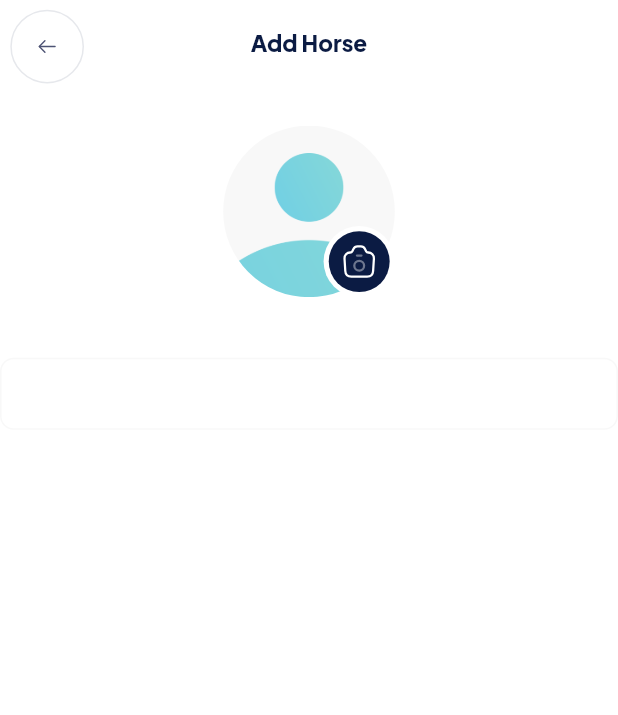
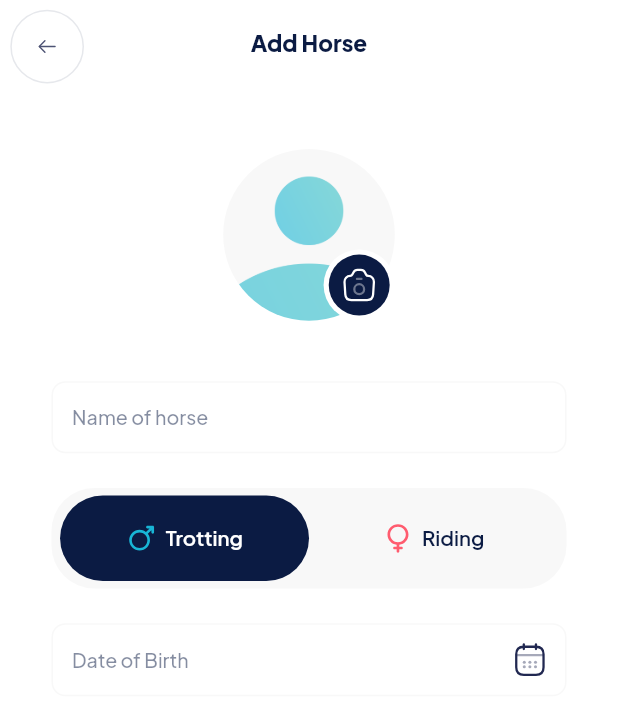
Before and after one commit to Abdulcomsian/horsefit-app, a Flutter app: the AddHorseView screen opened by its route, on a phone screen of 412 x 824 dp. Shown: the top 715 px of the screen. Run offline on Flutter 3.47's test engine with Material 3 defaults, Android fonts, the phone set to English and light mode, and no system bars; our stand-ins replace bloc, cached_network_image, connectivity_plus, dio, flutter_bloc, flutter_native_splash and 9 more; generated files the repository leaves out were written again; network calls fail.

Commit message:
create settings profile info & add devices screen

```diff
--- /dev/null
+++ b/lib/app/view_models/add_horse/add_horse_bloc.dart
@@ -0,0 +1,14 @@
+import 'package:bloc/bloc.dart';
+import 'package:freezed_annotation/freezed_annotation.dart';
+
+part 'add_horse_event.dart';
+part 'add_horse_state.dart';
+part 'add_horse_bloc.freezed.dart';
+
+class AddHorseBloc extends Bloc<AddHorseEvent, AddHorseState> {
+  AddHorseBloc() : super(_Initial()) {
+    on<AddHorseEvent>((event, emit) {
+      // TODO: implement event handler
+    });
+  }
+}
--- /dev/null
+++ b/lib/app/view_models/add_horse/add_horse_event.dart
@@ -0,0 +1,8 @@
+part of 'add_horse_bloc.dart';
+
+@freezed
+class AddHorseEvent with _$AddHorseEvent {
+  const factory AddHorseEvent.activity() = Activity;
+  const factory AddHorseEvent.gender() = Gender;
+  const factory AddHorseEvent.blooded() = Blooded;
+}
--- /dev/null
+++ b/lib/app/view_models/add_horse/add_horse_state.dart
@@ -0,0 +1,6 @@
+part of 'add_horse_bloc.dart';
+
+@freezed
+class AddHorseState with _$AddHorseState {
+  const factory AddHorseState.initial() = _Initial;
+}
--- a/lib/app/view_models/auth_view_models/sign_up/sign_up_bloc.dart
+++ b/lib/app/view_models/auth_view_models/sign_up/sign_up_bloc.dart
@@ -11,6 +11,7 @@ class SignUpBloc extends Bloc<SignUpEvent, SignUpState> {
     on<ToggleGender>(_toggleGender);
     on<SelectUser>(_selectUser);
     on<CreateAccount>(_createAccount);
+    on<ToggleEditProfile>(_toggleEditProfile);
   }
 
   FutureOr<void> _togglePasswordVisibility(
@@ -38,4 +39,9 @@ class SignUpBloc extends Bloc<SignUpEvent, SignUpState> {
     await Future.delayed(const Duration(seconds: 3));
     emit(state.copyWith(status: const SuccessRequestStatus()));
   }
+
+  FutureOr<void> _toggleEditProfile(
+      ToggleEditProfile event, Emitter<SignUpState> emit) {
+    emit(state.copyWith(isEditProfile: !state.isEditProfile));
+  }
 }
--- a/lib/app/view_models/auth_view_models/sign_up/sign_up_event.dart
+++ b/lib/app/view_models/auth_view_models/sign_up/sign_up_event.dart
@@ -11,4 +11,5 @@ class SignUpEvent with _$SignUpEvent {
   const factory SignUpEvent.selectUser({required UserType userType}) =
       SelectUser;
   const factory SignUpEvent.createAccount() = CreateAccount;
+  const factory SignUpEvent.toggleEditProfile() = ToggleEditProfile;
 }
--- a/lib/app/view_models/auth_view_models/sign_up/sign_up_state.dart
+++ b/lib/app/view_models/auth_view_models/sign_up/sign_up_state.dart
@@ -8,5 +8,6 @@ class SignUpState with _$SignUpState {
     @Default(true) bool isConfirmPasswordVisible,
     @Default(Gender.male) Gender gender,
     @Default(UserType.horseTrainer) UserType userType,
+    @Default(false) bool isEditProfile,
   }) = _Initial;
 }
--- a/lib/app/views/auth_views/sign_up/sign_up_view.dart
+++ b/lib/app/views/auth_views/sign_up/sign_up_view.dart
@@ -42,7 +42,7 @@ class _SignUpViewState extends State<SignUpView> {
       appBar: const AppBarWidget(title: 'New User'),
       body: SizedBox.expand(
         child: SingleChildScrollView(
-          padding: EdgeInsets.symmetric(horizontal: 130.ph, vertical: 40.pv),
+          padding: EdgeInsets.symmetric(horizontal: 120.ph, vertical: 40.pv),
           physics: const BouncingScrollPhysics(),
           child: Column(
             children: [
--- a/lib/app/views/components/avatar_widget.dart
+++ b/lib/app/views/components/avatar_widget.dart
@@ -1,7 +1,10 @@
 import '../../../core/constants/exports.dart';
 
 class AvatarWidget extends StatelessWidget {
-  const AvatarWidget({super.key});
+  const AvatarWidget({super.key, bool isShowCameraIcon = true})
+      : _isShowCameraIcon = isShowCameraIcon;
+
+  final bool _isShowCameraIcon;
 
   @override
   Widget build(BuildContext context) {
@@ -18,6 +21,7 @@ class AvatarWidget extends StatelessWidget {
                 ImagesResource.avatarPlaceHolderImg,
               ))),
         ),
+        if (_isShowCameraIcon)
           Container(
             padding: EdgeInsets.all(12.ph),
             decoration: const BoxDecoration(
--- a/lib/app/views/menu/menu_view.dart
+++ b/lib/app/views/menu/menu_view.dart
@@ -48,7 +48,7 @@ class MenuView extends StatelessWidget {
                       'https://images.unsplash.com/photo-1522075469751-3a6694fb2f61?w=500&auto=format&fit=crop&q=60&ixlib=rb-4.0.3&ixid=M3wxMjA3fDB8MHxzZWFyY2h8Mnx8cHJvZmlsZXxlbnwwfHwwfHx8MA%3D%3D',
                   title: 'Stein Hansen',
                   subTitle: 'tester@tester.com',
-                ),
+                ).onTap(() => context.pushNamed(RouteNames.profileInfoView)),
               ),
               SizedBox(height: 100.h),
               Flexible(
@@ -120,7 +120,7 @@ final List<MenuModel> menuItems = [
   MenuModel(
     icon: ImagesResource.addDeviceIcon,
     text: 'Add Device',
-    route: RouteNames.myStableView,
+    route: RouteNames.addDevicesView,
   ),
   MenuModel(
     icon: ImagesResource.shopIcon,
--- a/lib/app/views/my_stable_views/add_horse/add_horse_view.dart
+++ b/lib/app/views/my_stable_views/add_horse/add_horse_view.dart
@@ -39,6 +39,8 @@ class _AddHorseViewState extends State<AddHorseView> {
     return Scaffold(
       appBar: const AppBarWidget(title: 'Add Horse'),
       body: SizedBox.expand(
+        child: SingleChildScrollView(
+          padding: EdgeInsets.symmetric(horizontal: 120.ph, vertical: 62.pv),
           child: Column(
             children: [
               SizedBox(height: 72.h),
@@ -46,9 +48,46 @@ class _AddHorseViewState extends State<AddHorseView> {
               SizedBox(height: 160.h),
               TextFormFieldWidget(
                 controller: _horseNameController,
+                hintText: 'Name of horse',
               ),
               SizedBox(height: 92.h),
+              Container(
+                padding:
+                    EdgeInsets.symmetric(horizontal: 20.ph, vertical: 20.pv),
+                decoration: BoxDecoration(
+                  color: AppColors.grayColor,
+                  borderRadius: BorderRadius.circular(100.r),
+                ),
+                child: Row(
+                  children: [
+                    GenderSelectionButtonWidget(
+                      icon: ImagesResource.maleIcon,
+                      btnText: 'Trotting',
+                      isSelected: true,
+                      // state.gender == Gender.male ? true : false,
+                      onTap: () {},
+                    ),
+                    GenderSelectionButtonWidget(
+                      icon: ImagesResource.femaleIcon,
+                      btnText: 'Riding',
+                      isSelected: false,
+                      // state.gender == Gender.female ? true : false,
+                      onTap: () {},
+                    ),
+                  ],
+                ),
+              ),
               SizedBox(height: 92.h),
+              TextFormFieldWidget(
+                controller: _dobController,
+                hintText: 'Date of Birth',
+                enabled: false,
+                suffixIcon: Padding(
+                  padding: EdgeInsets.all(42.ph),
+                  child: SvgPictureAssetWidget(ImagesResource.calendarIcon,
+                      size: 86.w),
+                ),
+              ),
               SizedBox(height: 92.h),
               SizedBox(height: 92.h),
               SizedBox(height: 92.h),
@@ -57,6 +96,7 @@ class _AddHorseViewState extends State<AddHorseView> {
             ],
           ),
         ),
+      ),
     );
   }
 }
--- a/lib/app/views/menu/component/profile_card_widget.dart
+++ b/lib/app/widgets/profile_card_widget.dart
@@ -1,4 +1,4 @@
-import '../../../../core/constants/exports.dart';
+import '../../core/constants/exports.dart';
 
 class ProfileCardWidget extends StatelessWidget {
   const ProfileCardWidget({
--- a/lib/config/router/app_router.dart
+++ b/lib/config/router/app_router.dart
@@ -1,6 +1,9 @@
 import 'package:horse_fit/app/views/menu/menu_view.dart';
+import 'package:horse_fit/app/views/my_stable_views/add_devices/add_devices/add_devices_view.dart';
+import 'package:horse_fit/app/views/my_stable_views/add_devices/selected_device/selected_device_view.dart';
 import 'package:horse_fit/app/views/my_stable_views/add_horse/add_horse_view.dart';
 import 'package:horse_fit/app/views/my_stable_views/my_stable/my_stable_view.dart';
+import 'package:horse_fit/app/views/profile_info/profile_info_view.dart';
 
 import '../../app/view_models/auth_view_models/sign_up/sign_up_bloc.dart';
 import '../../core/constants/exports.dart';
@@ -77,6 +80,24 @@ class AppRouter {
           ),
         );
 
+      case RouteNames.profileInfoView:
+        return NoAnimationMaterialPageRoute(
+          builder: (_) => BlocProvider(
+            create: (context) => SignUpBloc(),
+            child: const ProfileInfoView(),
+          ),
+        );
+
+      case RouteNames.addDevicesView:
+        return NoAnimationMaterialPageRoute(
+          builder: (_) => const AddDevicesView(),
+        );
+
+      case RouteNames.selectedDeviceView:
+        return NoAnimationMaterialPageRoute(
+          builder: (_) => const SelectedDeviceView(),
+        );
+
       default:
         return NoAnimationMaterialPageRoute(
             builder: (_) =>
--- a/lib/config/router/route_names.dart
+++ b/lib/config/router/route_names.dart
@@ -8,4 +8,7 @@ class RouteNames {
   static const menuView = "menuView";
   static const myStableView = "myStableView";
   static const addHorseView = "addHorseView";
+  static const profileInfoView = "profileInfoView";
+  static const addDevicesView = "addDevicesView";
+  static const selectedDeviceView = "selectedDeviceView";
 }
--- a/lib/core/constants/exports.dart
+++ b/lib/core/constants/exports.dart
@@ -69,7 +69,7 @@ export 'package:horse_fit/app/views/components/social_button_widget.dart';
 export 'package:horse_fit/app/views/components/avatar_widget.dart';
 export 'package:horse_fit/app/views/components/gender_selection_button_widget.dart';
 export 'package:horse_fit/app/views/components/user_type_widget.dart';
-export 'package:horse_fit/app/views/menu/component/profile_card_widget.dart';
+export 'package:horse_fit/app/widgets/profile_card_widget.dart';
 
 ///-- Widgets
 export 'package:horse_fit/app/widgets/app_bar_widget.dart';
```
Also changed, not shown: lib/app/views/my_stable_views/add_devices/add_devices/add_devices_view.dart (added, +28 -0 lines), lib/app/views/my_stable_views/add_devices/add_devices/components/device_card_widget.dart (added, +31 -0 lines), lib/app/views/my_stable_views/add_devices/selected_device/selected_device_view.dart (added, +12 -0 lines), lib/app/views/profile_info/profile_info_view.dart (added, +213 -0 lines), lib/app/view_models/add_horse/add_horse_bloc.freezed.dart (added), lib/app/view_models/auth_view_models/sign_up/sign_up_bloc.freezed.dart. Lines whose indentation alone changed are shown as unchanged.
